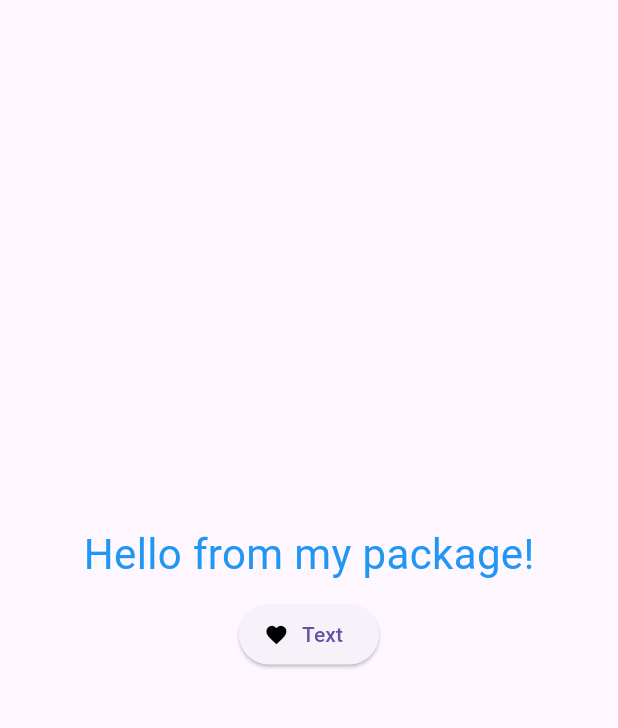
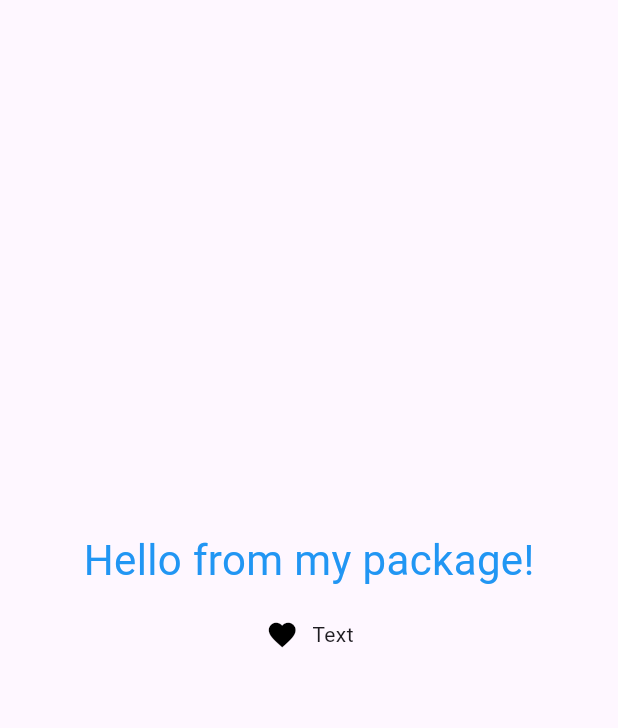
Before and after one commit to Dikshit94189/anTi_mage_X, a Flutter app: the screen it shows after launch, on a phone screen of 412 x 824 dp, the part 63-791 px from its top. Run offline on Flutter 3.47's test engine with Material 3 defaults, Android fonts, the phone set to English and light mode, and no system bars.

Commit message:
improve_button

```diff
--- a/lib/ultra_fine.dart
+++ b/lib/ultra_fine.dart
@@ -107,9 +107,16 @@ class _AnimatedTextUltraState extends State<AnimatedTextUltra>
           ),
         ),
         const SizedBox(height: 10),
-        ElevatedButton.icon(
-          onPressed: _onButtonPressed,
-          icon: AnimatedBuilder(
+        GestureDetector(
+          onTap: _onButtonPressed,
+          behavior: HitTestBehavior.translucent, // ensures taps register even on transparent areas
+          child: Container(
+            color: Colors.transparent, // fully transparent background
+            padding: const EdgeInsets.symmetric(horizontal: 12, vertical: 8), // optional, matches button spacing
+            child: Row(
+              mainAxisSize: MainAxisSize.min,
+              children: [
+                AnimatedBuilder(
                   animation: _shakeAnimation,
                   builder: (context, child) {
                     return Transform.scale(
@@ -119,8 +126,13 @@ class _AnimatedTextUltraState extends State<AnimatedTextUltra>
                   },
                   child: Icon(Icons.favorite, color: widget.iconColors),
                 ),
-          label: Text(widget.buttonName ?? ""),
+                const SizedBox(width: 8), // spacing between icon and label (keeps same look)
+                Text(widget.buttonName ?? ""),
+              ],
             ),
+          ),
+        )
+
       ],
     );
   }
```
Lines whose indentation alone changed are shown as unchanged.
